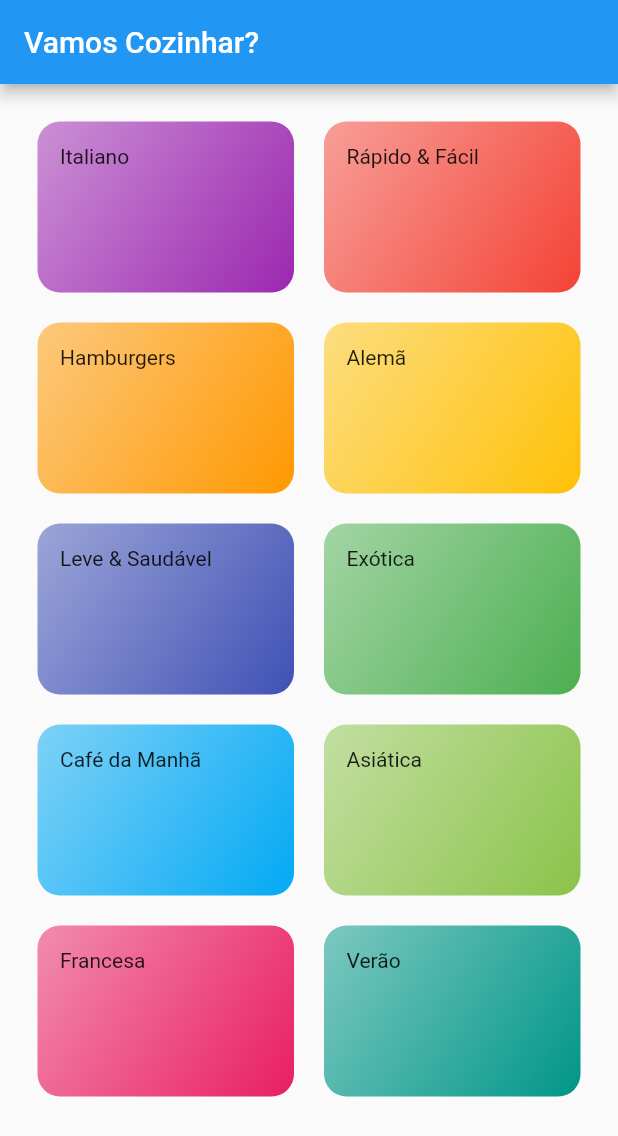
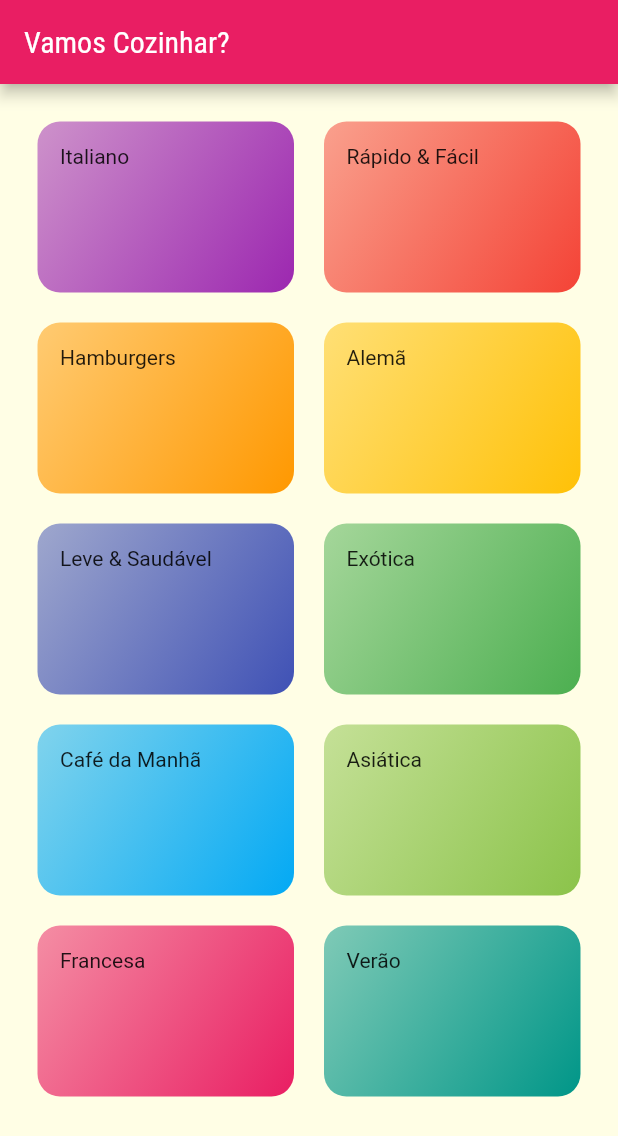
Before and after one commit to MatheusDCasanova/food_app, a Flutter app: the screen it shows after launch, on a phone screen of 412 x 824 dp. Shown: the top 1136 px of the screen. Run offline on Flutter 3.47's test engine with Material 2 defaults, Android fonts, the phone set to English and light mode, and no system bars.

Commit message:
theme and styles aplied

```diff
--- a/lib/main.dart
+++ b/lib/main.dart
@@ -1,17 +1,32 @@
 import 'package:flutter/material.dart';
-import 'package:food_app/screens/categories_screen.dart';
+import 'screens/categories_screen.dart';
 
-void main() => runApp(MyApp());
+void main() {
+  runApp(const MyApp());
+}
 
 class MyApp extends StatelessWidget {
+  const MyApp({Key? key}) : super(key: key);
+
   @override
   Widget build(BuildContext context) {
     return MaterialApp(
-      title: 'DeliMeals',
+      title: 'Vamos Cozinhar?',
       theme: ThemeData(
-        primarySwatch: Colors.blue,
+        colorScheme: ColorScheme.fromSwatch().copyWith(
+          primary: Colors.pink,
+          secondary: Colors.amber,
+        ),
+        canvasColor: const Color.fromRGBO(255, 254, 229, 1),
+        fontFamily: 'Raleway',
+        textTheme: ThemeData.light().textTheme.copyWith(
+              headline6: const TextStyle(
+                fontSize: 20,
+                fontFamily: 'RobotoCondensed',
+              ),
+            ),
       ),
-      home: CategoriesScreen(),
+      home: const CategoriesScreen(),
     );
   }
 }
```
